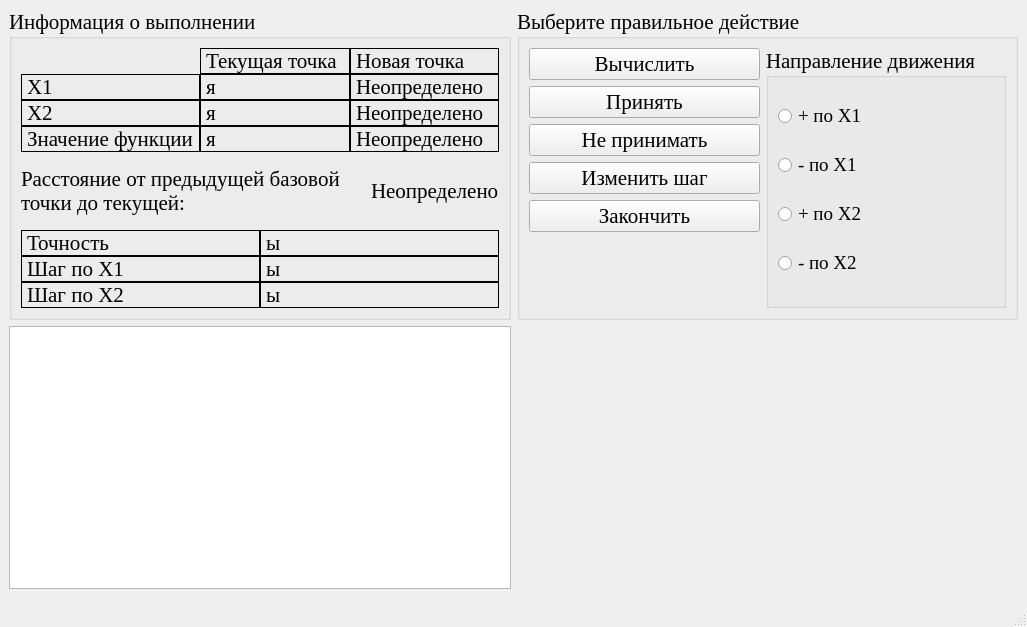
Eliminationzx/optimizationmethods, file optimizationmethods/ui/CWdescent_fixwindow.ui: the form before one commit.
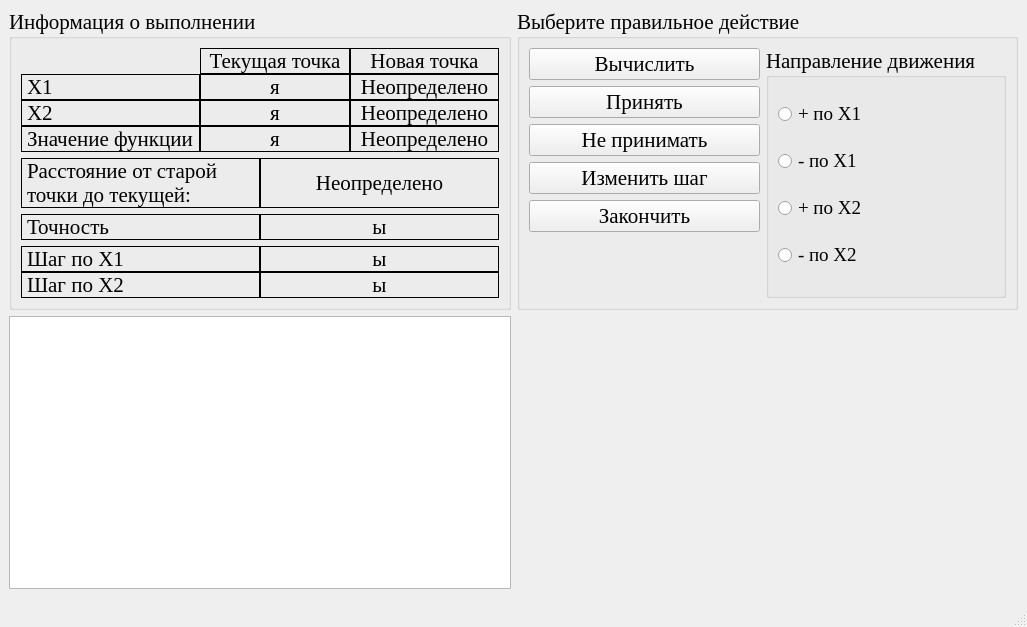
The form after the commit. Icons and pictures are not drawn.

Commit message: доработал существующие формы.

```diff
--- a/optimizationmethods/ui/CWdescent_fixwindow.ui
+++ b/optimizationmethods/ui/CWdescent_fixwindow.ui
@@ -27,17 +27,14 @@
     <normaloff>:/icon/icon.bmp</normaloff>:/icon/icon.bmp</iconset>
   </property>
   <widget class="QWidget" name="centralwidget">
-   <layout class="QGridLayout" name="gridLayout_2" columnstretch="1,1">
+   <layout class="QGridLayout" name="gridLayout_4" columnstretch="1,1">
     <item row="0" column="0">
      <widget class="QGroupBox" name="groupBox_2">
       <property name="title">
        <string>Информация о выполнении</string>
       </property>
-      <layout class="QVBoxLayout" name="verticalLayout">
-       <property name="spacing">
-        <number>15</number>
-       </property>
-       <item>
+      <layout class="QGridLayout" name="gridLayout_3">
+       <item row="0" column="0">
         <layout class="QGridLayout" name="gridLayout_6">
          <property name="spacing">
           <number>0</number>
@@ -50,6 +47,9 @@
            <property name="text">
             <string>Текущая точка</string>
            </property>
+           <property name="alignment">
+            <set>Qt::AlignCenter</set>
+           </property>
            <property name="textInteractionFlags">
             <set>Qt::LinksAccessibleByMouse|Qt::TextSelectableByMouse</set>
            </property>
@@ -63,6 +63,9 @@
            <property name="text">
             <string>Новая точка</string>
            </property>
+           <property name="alignment">
+            <set>Qt::AlignCenter</set>
+           </property>
            <property name="textInteractionFlags">
             <set>Qt::LinksAccessibleByMouse|Qt::TextSelectableByMouse</set>
            </property>
@@ -89,6 +92,9 @@
            <property name="text">
             <string>я</string>
            </property>
+           <property name="alignment">
+            <set>Qt::AlignCenter</set>
+           </property>
            <property name="textInteractionFlags">
             <set>Qt::LinksAccessibleByMouse|Qt::TextSelectableByMouse</set>
            </property>
@@ -102,6 +108,9 @@
            <property name="text">
             <string>Неопределено</string>
            </property>
+           <property name="alignment">
+            <set>Qt::AlignCenter</set>
+           </property>
            <property name="textInteractionFlags">
             <set>Qt::LinksAccessibleByMouse|Qt::TextSelectableByMouse</set>
            </property>
@@ -128,6 +137,9 @@
            <property name="text">
             <string>я</string>
            </property>
+           <property name="alignment">
+            <set>Qt::AlignCenter</set>
+           </property>
            <property name="textInteractionFlags">
             <set>Qt::LinksAccessibleByMouse|Qt::TextSelectableByMouse</set>
            </property>
@@ -141,6 +153,9 @@
            <property name="text">
             <string>Неопределено</string>
            </property>
+           <property name="alignment">
+            <set>Qt::AlignCenter</set>
+           </property>
            <property name="textInteractionFlags">
             <set>Qt::LinksAccessibleByMouse|Qt::TextSelectableByMouse</set>
            </property>
@@ -167,6 +182,9 @@
            <property name="text">
             <string>я</string>
            </property>
+           <property name="alignment">
+            <set>Qt::AlignCenter</set>
+           </property>
            <property name="textInteractionFlags">
             <set>Qt::LinksAccessibleByMouse|Qt::TextSelectableByMouse</set>
            </property>
@@ -180,6 +198,9 @@
            <property name="text">
             <string>Неопределено</string>
            </property>
+           <property name="alignment">
+            <set>Qt::AlignCenter</set>
+           </property>
            <property name="textInteractionFlags">
             <set>Qt::LinksAccessibleByMouse|Qt::TextSelectableByMouse</set>
            </property>
@@ -187,15 +208,18 @@
          </item>
         </layout>
        </item>
-       <item>
-        <layout class="QHBoxLayout" name="horizontalLayout" stretch="1,0">
+       <item row="1" column="0">
+        <layout class="QHBoxLayout" name="horizontalLayout" stretch="1,1">
          <property name="spacing">
-          <number>10</number>
+          <number>0</number>
          </property>
          <item>
           <widget class="QLabel" name="label_4">
+           <property name="frameShape">
+            <enum>QFrame::Box</enum>
+           </property>
            <property name="text">
-            <string>Расстояние от предыдущей базовой точки до текущей:</string>
+            <string>Расстояние от cтарой точки до текущей:</string>
            </property>
            <property name="wordWrap">
             <bool>true</bool>
@@ -207,9 +231,15 @@
          </item>
          <item>
           <widget class="QLabel" name="distance_lb">
+           <property name="frameShape">
+            <enum>QFrame::Box</enum>
+           </property>
            <property name="text">
             <string>Неопределено</string>
            </property>
+           <property name="alignment">
+            <set>Qt::AlignCenter</set>
+           </property>
            <property name="textInteractionFlags">
             <set>Qt::LinksAccessibleByMouse|Qt::TextSelectableByMouse</set>
            </property>
@@ -217,12 +247,12 @@
          </item>
         </layout>
        </item>
-       <item>
-        <layout class="QGridLayout" name="gridLayout_7">
+       <item row="2" column="0">
+        <layout class="QHBoxLayout" name="horizontalLayout_2">
          <property name="spacing">
           <number>0</number>
          </property>
-         <item row="0" column="0">
+         <item>
           <widget class="QLabel" name="label">
            <property name="frameShape">
             <enum>QFrame::Box</enum>
@@ -235,7 +265,7 @@
            </property>
           </widget>
          </item>
-         <item row="0" column="1">
+         <item>
           <widget class="QLabel" name="precision_lb">
            <property name="frameShape">
             <enum>QFrame::Box</enum>
@@ -243,12 +273,22 @@
            <property name="text">
             <string>ы</string>
            </property>
+           <property name="alignment">
+            <set>Qt::AlignCenter</set>
+           </property>
            <property name="textInteractionFlags">
             <set>Qt::LinksAccessibleByMouse|Qt::TextSelectableByMouse</set>
            </property>
           </widget>
          </item>
-         <item row="1" column="0">
+        </layout>
+       </item>
+       <item row="3" column="0">
+        <layout class="QGridLayout" name="gridLayout_2">
+         <property name="spacing">
+          <number>0</number>
+         </property>
+         <item row="0" column="0">
           <widget class="QLabel" name="label_3">
            <property name="frameShape">
             <enum>QFrame::Box</enum>
@@ -261,7 +301,7 @@
            </property>
           </widget>
          </item>
-         <item row="1" column="1">
+         <item row="0" column="1">
           <widget class="QLabel" name="x1_step_lb">
            <property name="frameShape">
             <enum>QFrame::Box</enum>
@@ -269,12 +309,15 @@
            <property name="text">
             <string>ы</string>
            </property>
+           <property name="alignment">
+            <set>Qt::AlignCenter</set>
+           </property>
            <property name="textInteractionFlags">
             <set>Qt::LinksAccessibleByMouse|Qt::TextSelectableByMouse</set>
            </property>
           </widget>
          </item>
-         <item row="2" column="0">
+         <item row="1" column="0">
           <widget class="QLabel" name="label_7">
            <property name="frameShape">
             <enum>QFrame::Box</enum>
@@ -287,7 +330,7 @@
            </property>
           </widget>
          </item>
-         <item row="2" column="1">
+         <item row="1" column="1">
           <widget class="QLabel" name="x2_step_lb">
            <property name="frameShape">
             <enum>QFrame::Box</enum>
@@ -295,6 +338,9 @@
            <property name="text">
             <string>ы</string>
            </property>
+           <property name="alignment">
+            <set>Qt::AlignCenter</set>
+           </property>
            <property name="textInteractionFlags">
             <set>Qt::LinksAccessibleByMouse|Qt::TextSelectableByMouse</set>
            </property>
```
The commit also changes 6 other files.
